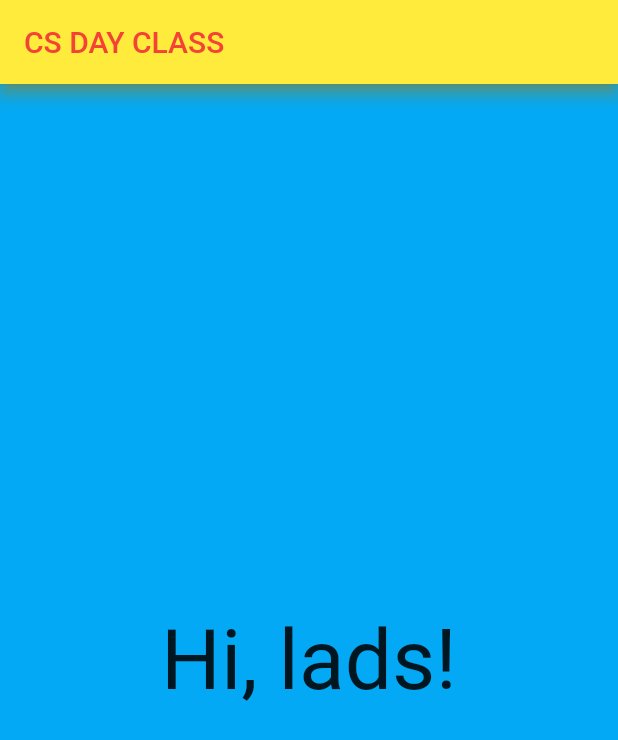
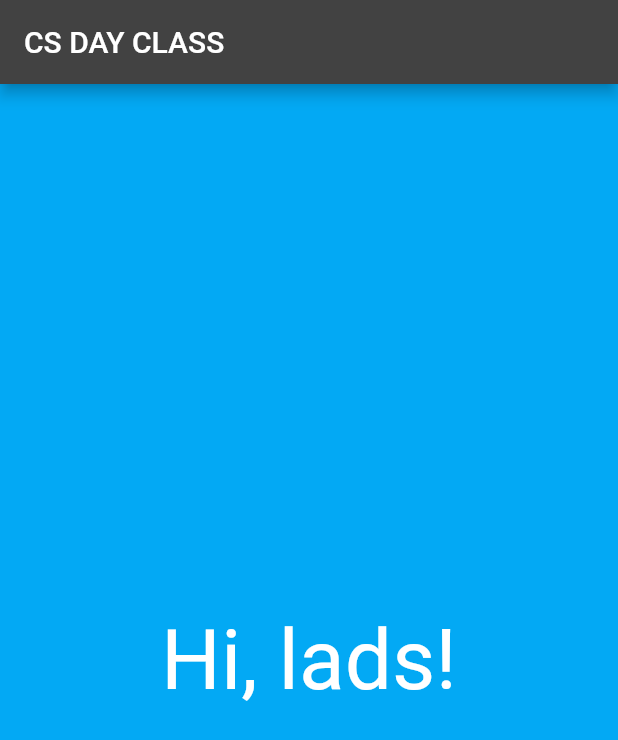
Before and after one commit to magnus-rex1/my_app, a Flutter app: the screen it shows after launch, on a phone screen of 412 x 824 dp. Shown: the top 740 px of the screen. Run offline on Flutter 3.47's test engine with Material 2 defaults, Android fonts, the phone set to English and light mode, and no system bars.

Commit message:
edited title

```diff
--- a/lib/main.dart
+++ b/lib/main.dart
@@ -17,135 +17,16 @@ class HelloWorld extends StatelessWidget {
         appBar: AppBar(
           title: Text(
             "CS DAY CLASS",
-            style: TextStyle(color: Colors.red),
+            style: TextStyle(color: Colors.white),
+            textAlign: TextAlign.center,
           ),
-          shadowColor: Colors.amber,
-          backgroundColor: Colors.yellow,
+          // shadowColor: Colors.amber,
+          // backgroundColor: Colors.yellow,
         ),
         body: Body(),
         backgroundColor: Colors.lightBlue,
       ),
+      theme: ThemeData.dark(),
     );
   }
 }
-
-
-// class MyApp extends StatelessWidget {
-//   const MyApp({super.key});
-
-//   // This widget is the root of your application.
-//   @override
-//   Widget build(BuildContext context) {
-//     return MaterialApp(
-//       title: 'Flutter Demo',
-//       theme: ThemeData(
-//         // This is the theme of your application.
-//         //
-//         // TRY THIS: Try running your application with "flutter run". You'll see
-//         // the application has a blue toolbar. Then, without quitting the app,
-//         // try changing the seedColor in the colorScheme below to Colors.green
-//         // and then invoke "hot reload" (save your changes or press the "hot
-//         // reload" button in a Flutter-supported IDE, or press "r" if you used
-//         // the command line to start the app).
-//         //
-//         // Notice that the counter didn't reset back to zero; the application
-//         // state is not lost during the reload. To reset the state, use hot
-//         // restart instead.
-//         //
-//         // This works for code too, not just values: Most code changes can be
-//         // tested with just a hot reload.
-//         colorScheme: ColorScheme.fromSeed(seedColor: Colors.deepPurple),
-//         useMaterial3: true,
-//       ),
-//       home: const MyHomePage(title: 'Flutter Demo Home Page'),
-//     );
-//   }
-// }
-
-// class MyHomePage extends StatefulWidget {
-//   const MyHomePage({super.key, required this.title});
-
-//   // This widget is the home page of your application. It is stateful, meaning
-//   // that it has a State object (defined below) that contains fields that affect
-//   // how it looks.
-
-//   // This class is the configuration for the state. It holds the values (in this
-//   // case the title) provided by the parent (in this case the App widget) and
-//   // used by the build method of the State. Fields in a Widget subclass are
-//   // always marked "final".
-
-//   final String title;
-
-//   @override
-//   State<MyHomePage> createState() => _MyHomePageState();
-// }
-
-// class _MyHomePageState extends State<MyHomePage> {
-//   int _counter = 0;
-
-//   void _incrementCounter() {
-//     setState(() {
-//       // This call to setState tells the Flutter framework that something has
-//       // changed in this State, which causes it to rerun the build method below
-//       // so that the display can reflect the updated values. If we changed
-//       // _counter without calling setState(), then the build method would not be
-//       // called again, and so nothing would appear to happen.
-//       _counter++;
-//     });
-//   }
-
-//   @override
-//   Widget build(BuildContext context) {
-//     // This method is rerun every time setState is called, for instance as done
-//     // by the _incrementCounter method above.
-//     //
-//     // The Flutter framework has been optimized to make rerunning build methods
-//     // fast, so that you can just rebuild anything that needs updating rather
-//     // than having to individually change instances of widgets.
-//     return Scaffold(
-//       appBar: AppBar(
-//         // TRY THIS: Try changing the color here to a specific color (to
-//         // Colors.amber, perhaps?) and trigger a hot reload to see the AppBar
-//         // change color while the other colors stay the same.
-//         backgroundColor: Theme.of(context).colorScheme.inversePrimary,
-//         // Here we take the value from the MyHomePage object that was created by
-//         // the App.build method, and use it to set our appbar title.
-//         title: Text(widget.title),
-//       ),
-//       body: Center(
-//         // Center is a layout widget. It takes a single child and positions it
-//         // in the middle of the parent.
-//         child: Column(
-//           // Column is also a layout widget. It takes a list of children and
-//           // arranges them vertically. By default, it sizes itself to fit its
-//           // children horizontally, and tries to be as tall as its parent.
-//           //
-//           // Column has various properties to control how it sizes itself and
-//           // how it positions its children. Here we use mainAxisAlignment to
-//           // center the children vertically; the main axis here is the vertical
-//           // axis because Columns are vertical (the cross axis would be
-//           // horizontal).
-//           //
-//           // TRY THIS: Invoke "debug painting" (choose the "Toggle Debug Paint"
-//           // action in the IDE, or press "p" in the console), to see the
-//           // wireframe for each widget.
-//           mainAxisAlignment: MainAxisAlignment.center,
-//           children: <Widget>[
-//             const Text(
-//               'You have pushed the button this many times:',
-//             ),
-//             Text(
-//               '$_counter',
-//               style: Theme.of(context).textTheme.headlineMedium,
-//             ),
-//           ],
-//         ),
-//       ),
-//       floatingActionButton: FloatingActionButton(
-//         onPressed: _incrementCounter,
-//         tooltip: 'Increment',
-//         child: const Icon(Icons.add),
-//       ), // This trailing comma makes auto-formatting nicer for build methods.
-//     );
-//   }
-// }
```
